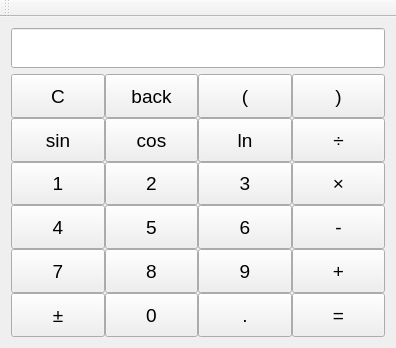
The window that mainwindow.ui (fingersnail/calFORprac) describes before a commit, drawn with Qt 5.
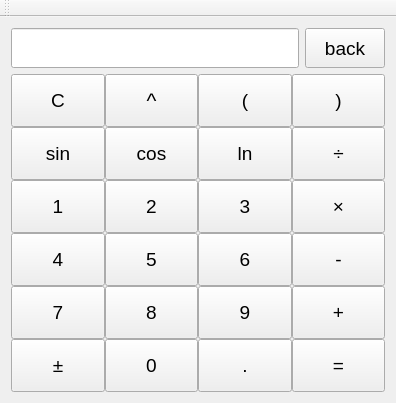
The same window after the commit.

Commit message: 增加正负号和次方运算，改变布局

Patch:
```diff
--- a/mainwindow.ui
+++ b/mainwindow.ui
@@ -7,7 +7,7 @@
     <x>0</x>
     <y>0</y>
     <width>396</width>
-    <height>348</height>
+    <height>403</height>
    </rect>
   </property>
   <property name="windowTitle">
@@ -16,56 +16,72 @@
   <widget class="QWidget" name="centralWidget">
    <layout class="QVBoxLayout" name="verticalLayout">
     <item>
-     <widget class="QLineEdit" name="resultLineEdit">
-      <property name="sizePolicy">
-       <sizepolicy hsizetype="Expanding" vsizetype="Fixed">
-        <horstretch>0</horstretch>
-        <verstretch>0</verstretch>
-       </sizepolicy>
-      </property>
-      <property name="minimumSize">
-       <size>
-        <width>0</width>
-        <height>40</height>
-       </size>
-      </property>
-      <property name="font">
-       <font>
-        <pointsize>14</pointsize>
-       </font>
-      </property>
-      <property name="layoutDirection">
-       <enum>Qt::RightToLeft</enum>
-      </property>
-      <property name="alignment">
-       <set>Qt::AlignRight|Qt::AlignTrailing|Qt::AlignVCenter</set>
-      </property>
-     </widget>
+     <layout class="QHBoxLayout" name="horizontalLayout">
+      <item>
+       <widget class="QLineEdit" name="resultLineEdit">
+        <property name="sizePolicy">
+         <sizepolicy hsizetype="Expanding" vsizetype="Fixed">
+          <horstretch>0</horstretch>
+          <verstretch>0</verstretch>
+         </sizepolicy>
+        </property>
+        <property name="minimumSize">
+         <size>
+          <width>0</width>
+          <height>40</height>
+         </size>
+        </property>
+        <property name="font">
+         <font>
+          <pointsize>14</pointsize>
+         </font>
+        </property>
+        <property name="layoutDirection">
+         <enum>Qt::RightToLeft</enum>
+        </property>
+        <property name="alignment">
+         <set>Qt::AlignRight|Qt::AlignTrailing|Qt::AlignVCenter</set>
+        </property>
+       </widget>
+      </item>
+      <item>
+       <widget class="QPushButton" name="backButton">
+        <property name="sizePolicy">
+         <sizepolicy hsizetype="Expanding" vsizetype="Fixed">
+          <horstretch>0</horstretch>
+          <verstretch>0</verstretch>
+         </sizepolicy>
+        </property>
+        <property name="minimumSize">
+         <size>
+          <width>0</width>
+          <height>40</height>
+         </size>
+        </property>
+        <property name="maximumSize">
+         <size>
+          <width>80</width>
+          <height>40</height>
+         </size>
+        </property>
+        <property name="font">
+         <font>
+          <pointsize>14</pointsize>
+         </font>
+        </property>
+        <property name="text">
+         <string>back</string>
+        </property>
+       </widget>
+      </item>
+     </layout>
     </item>
     <item>
      <layout class="QGridLayout" name="gridLayout">
       <property name="spacing">
        <number>0</number>
       </property>
-      <item row="2" column="1">
-       <widget class="QPushButton" name="backButton">
-        <property name="sizePolicy">
-         <sizepolicy hsizetype="Expanding" vsizetype="Expanding">
-          <horstretch>0</horstretch>
-          <verstretch>0</verstretch>
-         </sizepolicy>
-        </property>
-        <property name="font">
-         <font>
-          <pointsize>14</pointsize>
-         </font>
-        </property>
-        <property name="text">
-         <string>back</string>
-        </property>
-       </widget>
-      </item>
-      <item row="2" column="0">
+      <item row="3" column="0">
        <widget class="QPushButton" name="CButton">
         <property name="sizePolicy">
          <sizepolicy hsizetype="Expanding" vsizetype="Expanding">
@@ -83,8 +99,8 @@
         </property>
        </widget>
       </item>
-      <item row="4" column="2">
-       <widget class="QPushButton" name="lnButton">
+      <item row="7" column="2">
+       <widget class="QPushButton" name="button6">
         <property name="sizePolicy">
          <sizepolicy hsizetype="Expanding" vsizetype="Expanding">
           <horstretch>0</horstretch>
@@ -97,12 +113,12 @@
          </font>
         </property>
         <property name="text">
-         <string>ln</string>
+         <string>6</string>
         </property>
        </widget>
       </item>
-      <item row="2" column="2">
-       <widget class="QPushButton" name="leftBraketButton">
+      <item row="5" column="3">
+       <widget class="QPushButton" name="divideButton">
         <property name="sizePolicy">
          <sizepolicy hsizetype="Expanding" vsizetype="Expanding">
           <horstretch>0</horstretch>
@@ -115,29 +131,11 @@
          </font>
         </property>
         <property name="text">
-         <string>(</string>
+         <string>÷</string>
         </property>
        </widget>
       </item>
-      <item row="4" column="1">
-       <widget class="QPushButton" name="cosButton">
-        <property name="sizePolicy">
-         <sizepolicy hsizetype="Expanding" vsizetype="Expanding">
-          <horstretch>0</horstretch>
-          <verstretch>0</verstretch>
-         </sizepolicy>
-        </property>
-        <property name="font">
-         <font>
-          <pointsize>14</pointsize>
-         </font>
-        </property>
-        <property name="text">
-         <string>cos</string>
-        </property>
-       </widget>
-      </item>
-      <item row="4" column="0">
+      <item row="5" column="0">
        <widget class="QPushButton" name="sinButton">
         <property name="sizePolicy">
          <sizepolicy hsizetype="Expanding" vsizetype="Expanding">
@@ -155,7 +153,43 @@
         </property>
        </widget>
       </item>
-      <item row="2" column="3">
+      <item row="5" column="1">
+       <widget class="QPushButton" name="cosButton">
+        <property name="sizePolicy">
+         <sizepolicy hsizetype="Expanding" vsizetype="Expanding">
+          <horstretch>0</horstretch>
+          <verstretch>0</verstretch>
+         </sizepolicy>
+        </property>
+        <property name="font">
+         <font>
+          <pointsize>14</pointsize>
+         </font>
+        </property>
+        <property name="text">
+         <string>cos</string>
+        </property>
+       </widget>
+      </item>
+      <item row="5" column="2">
+       <widget class="QPushButton" name="lnButton">
+        <property name="sizePolicy">
+         <sizepolicy hsizetype="Expanding" vsizetype="Expanding">
+          <horstretch>0</horstretch>
+          <verstretch>0</verstretch>
+         </sizepolicy>
+        </property>
+        <property name="font">
+         <font>
+          <pointsize>14</pointsize>
+         </font>
+        </property>
+        <property name="text">
+         <string>ln</string>
+        </property>
+       </widget>
+      </item>
+      <item row="3" column="3">
        <widget class="QPushButton" name="rightBracketButton">
         <property name="sizePolicy">
          <sizepolicy hsizetype="Expanding" vsizetype="Expanding">
@@ -173,43 +207,7 @@
         </property>
        </widget>
       </item>
-      <item row="6" column="2">
-       <widget class="QPushButton" name="button6">
-        <property name="sizePolicy">
-         <sizepolicy hsizetype="Expanding" vsizetype="Expanding">
-          <horstretch>0</horstretch>
-          <verstretch>0</verstretch>
-         </sizepolicy>
-        </property>
-        <property name="font">
-         <font>
-          <pointsize>14</pointsize>
-         </font>
-        </property>
-        <property name="text">
-         <string>6</string>
-        </property>
-       </widget>
-      </item>
       <item row="6" column="1">
-       <widget class="QPushButton" name="button5">
-        <property name="sizePolicy">
-         <sizepolicy hsizetype="Expanding" vsizetype="Expanding">
-          <horstretch>0</horstretch>
-          <verstretch>0</verstretch>
-         </sizepolicy>
-        </property>
-        <property name="font">
-         <font>
-          <pointsize>14</pointsize>
-         </font>
-        </property>
-        <property name="text">
-         <string>5</string>
-        </property>
-       </widget>
-      </item>
-      <item row="5" column="1">
        <widget class="QPushButton" name="button2">
         <property name="sizePolicy">
          <sizepolicy hsizetype="Expanding" vsizetype="Expanding">
@@ -227,25 +225,25 @@
         </property>
        </widget>
       </item>
-      <item row="5" column="2">
-       <widget class="QPushButton" name="button3">
-        <property name="sizePolicy">
-         <sizepolicy hsizetype="Expanding" vsizetype="Expanding">
-          <horstretch>0</horstretch>
-          <verstretch>0</verstretch>
-         </sizepolicy>
-        </property>
-        <property name="font">
-         <font>
-          <pointsize>14</pointsize>
-         </font>
-        </property>
-        <property name="text">
-         <string>3</string>
-        </property>
-       </widget>
-      </item>
       <item row="7" column="1">
+       <widget class="QPushButton" name="button5">
+        <property name="sizePolicy">
+         <sizepolicy hsizetype="Expanding" vsizetype="Expanding">
+          <horstretch>0</horstretch>
+          <verstretch>0</verstretch>
+         </sizepolicy>
+        </property>
+        <property name="font">
+         <font>
+          <pointsize>14</pointsize>
+         </font>
+        </property>
+        <property name="text">
+         <string>5</string>
+        </property>
+       </widget>
+      </item>
+      <item row="8" column="1">
        <widget class="QPushButton" name="button8">
         <property name="sizePolicy">
          <sizepolicy hsizetype="Expanding" vsizetype="Expanding">
@@ -263,7 +261,25 @@
         </property>
        </widget>
       </item>
-      <item row="7" column="2">
+      <item row="8" column="3">
+       <widget class="QPushButton" name="plusButton">
+        <property name="sizePolicy">
+         <sizepolicy hsizetype="Expanding" vsizetype="Expanding">
+          <horstretch>0</horstretch>
+          <verstretch>0</verstretch>
+         </sizepolicy>
+        </property>
+        <property name="font">
+         <font>
+          <pointsize>14</pointsize>
+         </font>
+        </property>
+        <property name="text">
+         <string>+</string>
+        </property>
+       </widget>
+      </item>
+      <item row="8" column="2">
        <widget class="QPushButton" name="button9">
         <property name="sizePolicy">
          <sizepolicy hsizetype="Expanding" vsizetype="Expanding">
@@ -281,25 +297,7 @@
         </property>
        </widget>
       </item>
-      <item row="8" column="0">
-       <widget class="QPushButton" name="pushButton">
-        <property name="sizePolicy">
-         <sizepolicy hsizetype="Expanding" vsizetype="Expanding">
-          <horstretch>0</horstretch>
-          <verstretch>0</verstretch>
-         </sizepolicy>
-        </property>
-        <property name="font">
-         <font>
-          <pointsize>14</pointsize>
-         </font>
-        </property>
-        <property name="text">
-         <string>±</string>
-        </property>
-       </widget>
-      </item>
-      <item row="8" column="1">
+      <item row="9" column="1">
        <widget class="QPushButton" name="button0">
         <property name="sizePolicy">
          <sizepolicy hsizetype="Expanding" vsizetype="Expanding">
@@ -320,7 +318,7 @@
         </property>
        </widget>
       </item>
-      <item row="7" column="0">
+      <item row="8" column="0">
        <widget class="QPushButton" name="button7">
         <property name="sizePolicy">
          <sizepolicy hsizetype="Expanding" vsizetype="Expanding">
@@ -338,7 +336,7 @@
         </property>
        </widget>
       </item>
-      <item row="8" column="2">
+      <item row="9" column="2">
        <widget class="QPushButton" name="dotButton">
         <property name="enabled">
          <bool>true</bool>
@@ -359,8 +357,8 @@
         </property>
        </widget>
       </item>
-      <item row="7" column="3">
-       <widget class="QPushButton" name="plusButton">
+      <item row="9" column="0">
+       <widget class="QPushButton" name="signButton">
         <property name="sizePolicy">
          <sizepolicy hsizetype="Expanding" vsizetype="Expanding">
           <horstretch>0</horstretch>
@@ -373,47 +371,11 @@
          </font>
         </property>
         <property name="text">
-         <string>+</string>
-        </property>
-       </widget>
-      </item>
-      <item row="8" column="3">
-       <widget class="QPushButton" name="equalsButton">
-        <property name="sizePolicy">
-         <sizepolicy hsizetype="Expanding" vsizetype="Expanding">
-          <horstretch>0</horstretch>
-          <verstretch>0</verstretch>
-         </sizepolicy>
-        </property>
-        <property name="font">
-         <font>
-          <pointsize>14</pointsize>
-         </font>
-        </property>
-        <property name="text">
-         <string>=</string>
+         <string>±</string>
         </property>
        </widget>
       </item>
       <item row="6" column="3">
-       <widget class="QPushButton" name="minusButton">
-        <property name="sizePolicy">
-         <sizepolicy hsizetype="Expanding" vsizetype="Expanding">
-          <horstretch>0</horstretch>
-          <verstretch>0</verstretch>
-         </sizepolicy>
-        </property>
-        <property name="font">
-         <font>
-          <pointsize>14</pointsize>
-         </font>
-        </property>
-        <property name="text">
-         <string>-</string>
-        </property>
-       </widget>
-      </item>
-      <item row="5" column="3">
        <widget class="QPushButton" name="byButton">
         <property name="sizePolicy">
          <sizepolicy hsizetype="Expanding" vsizetype="Expanding">
@@ -432,24 +394,6 @@
        </widget>
       </item>
       <item row="6" column="0">
-       <widget class="QPushButton" name="button4">
-        <property name="sizePolicy">
-         <sizepolicy hsizetype="Expanding" vsizetype="Expanding">
-          <horstretch>0</horstretch>
-          <verstretch>0</verstretch>
-         </sizepolicy>
-        </property>
-        <property name="font">
-         <font>
-          <pointsize>14</pointsize>
-         </font>
-        </property>
-        <property name="text">
-         <string>4</string>
-        </property>
-       </widget>
-      </item>
-      <item row="5" column="0">
        <widget class="QPushButton" name="button1">
         <property name="sizePolicy">
          <sizepolicy hsizetype="Expanding" vsizetype="Expanding">
@@ -467,8 +411,8 @@
         </property>
        </widget>
       </item>
-      <item row="4" column="3">
-       <widget class="QPushButton" name="divideButton">
+      <item row="7" column="3">
+       <widget class="QPushButton" name="minusButton">
         <property name="sizePolicy">
          <sizepolicy hsizetype="Expanding" vsizetype="Expanding">
           <horstretch>0</horstretch>
@@ -481,7 +425,101 @@
          </font>
         </property>
         <property name="text">
-         <string>÷</string>
+         <string>-</string>
+        </property>
+       </widget>
+      </item>
+      <item row="9" column="3">
+       <widget class="QPushButton" name="equalsButton">
+        <property name="sizePolicy">
+         <sizepolicy hsizetype="Expanding" vsizetype="Expanding">
+          <horstretch>0</horstretch>
+          <verstretch>0</verstretch>
+         </sizepolicy>
+        </property>
+        <property name="font">
+         <font>
+          <pointsize>14</pointsize>
+         </font>
+        </property>
+        <property name="text">
+         <string>=</string>
+        </property>
+       </widget>
+      </item>
+      <item row="7" column="0">
+       <widget class="QPushButton" name="button4">
+        <property name="sizePolicy">
+         <sizepolicy hsizetype="Expanding" vsizetype="Expanding">
+          <horstretch>0</horstretch>
+          <verstretch>0</verstretch>
+         </sizepolicy>
+        </property>
+        <property name="font">
+         <font>
+          <pointsize>14</pointsize>
+         </font>
+        </property>
+        <property name="text">
+         <string>4</string>
+        </property>
+       </widget>
+      </item>
+      <item row="3" column="1">
+       <widget class="QPushButton" name="powerButton">
+        <property name="sizePolicy">
+         <sizepolicy hsizetype="Expanding" vsizetype="Expanding">
+          <horstretch>0</horstretch>
+          <verstretch>0</verstretch>
+         </sizepolicy>
+        </property>
+        <property name="font">
+         <font>
+          <pointsize>16</pointsize>
+          <weight>50</weight>
+          <bold>false</bold>
+          <strikeout>false</strikeout>
+          <kerning>true</kerning>
+         </font>
+        </property>
+        <property name="text">
+         <string>^</string>
+        </property>
+       </widget>
+      </item>
+      <item row="6" column="2">
+       <widget class="QPushButton" name="button3">
+        <property name="sizePolicy">
+         <sizepolicy hsizetype="Expanding" vsizetype="Expanding">
+          <horstretch>0</horstretch>
+          <verstretch>0</verstretch>
+         </sizepolicy>
+        </property>
+        <property name="font">
+         <font>
+          <pointsize>14</pointsize>
+         </font>
+        </property>
+        <property name="text">
+         <string>3</string>
+        </property>
+       </widget>
+      </item>
+      <item row="3" column="2">
+       <widget class="QPushButton" name="leftBraketButton">
+        <property name="sizePolicy">
+         <sizepolicy hsizetype="Expanding" vsizetype="Expanding">
+          <horstretch>0</horstretch>
+          <verstretch>0</verstretch>
+         </sizepolicy>
+        </property>
+        <property name="font">
+         <font>
+          <pointsize>14</pointsize>
+         </font>
+        </property>
+        <property name="text">
+         <string>(</string>
         </property>
        </widget>
       </item>
```
The commit also changes 3 other files.
